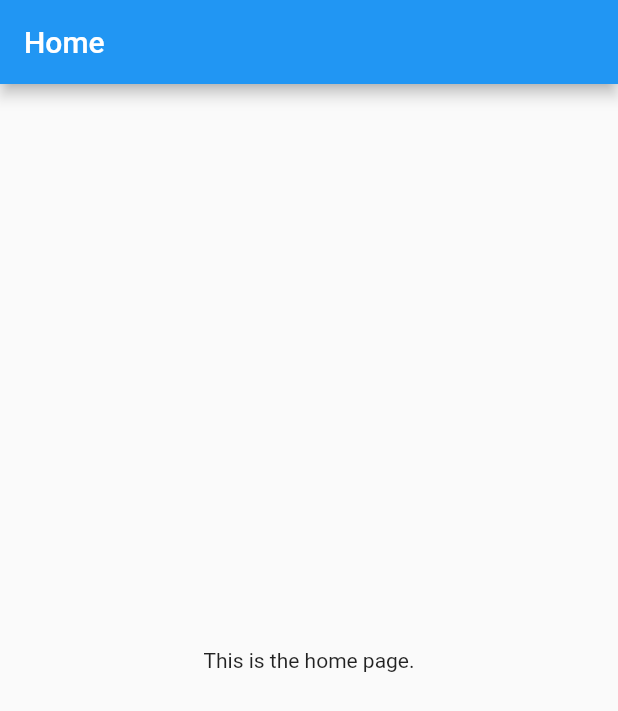
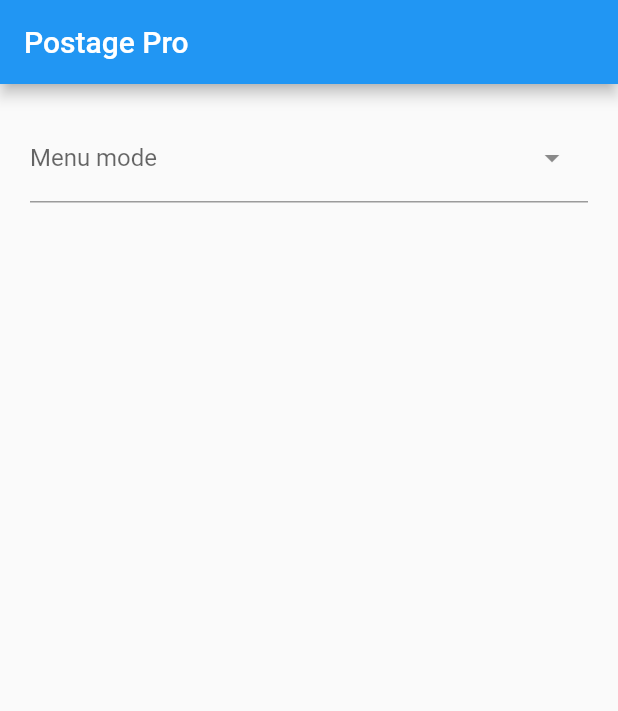
Before and after one commit to kevinalexa20/postagefee, a Flutter app: the screen it shows after launch, on a phone screen of 412 x 824 dp. Shown: the top 711 px of the screen. Run offline on Flutter 3.47's test engine with Material 2 defaults, Android fonts, the phone set to English and light mode, and no system bars; drawn by our look-alikes of dropdown_search; our stand-ins replace auto_route, bloc, go_router.

Commit message:
change folder structure

```diff
--- a/lib/core/features/home/presentation/home_page.dart
+++ /dev/null
@@ -1,15 +0,0 @@
-import 'package:flutter/material.dart';
-
-class HomePage extends StatelessWidget {
-  @override
-  Widget build(BuildContext context) {
-    return Scaffold(
-      appBar: AppBar(
-        title: Text('Home'),
-      ),
-      body: Center(
-        child: Text('This is the home page.'),
-      ),
-    );
-  }
-}
--- a/lib/routes/routes.dart
+++ b/lib/core/resources/routes.dart
@@ -1,5 +1,5 @@
 import 'package:go_router/go_router.dart';
-import 'package:postagecheck/core/features/home/presentation/home_page.dart';
+import 'package:postagecheck/home/presentation/view/home_page.dart';
 
 final appRouter = GoRouter(
   routes: [
--- /dev/null
+++ b/lib/home/presentation/view/home_page.dart
@@ -0,0 +1,36 @@
+import 'package:dropdown_search/dropdown_search.dart';
+import 'package:flutter/material.dart';
+
+class HomePage extends StatelessWidget {
+  @override
+  Widget build(BuildContext context) {
+    return Scaffold(
+        appBar: AppBar(
+          title: const Text('Postage Pro'),
+        ),
+        body: ListView(
+          padding: const EdgeInsets.all(20),
+          children: [
+            DropdownSearch<String>(
+              popupProps: PopupProps.menu(
+                showSelectedItems: true,
+                disabledItemFn: (String s) => s.startsWith('I'),
+              ),
+              clearButtonProps: const ClearButtonProps(
+                isVisible: true,
+              ),
+
+              items: const ["Brazil", "Italia (Disabled)", "Tunisia", 'Canada'],
+              dropdownDecoratorProps: const DropDownDecoratorProps(
+                dropdownSearchDecoration: InputDecoration(
+                  labelText: "Menu mode",
+                  hintText: "Select Province ...",
+                ),
+              ),
+              onChanged: print,
+              // selectedItem: "Brazil",
+            )
+          ],
+        ));
+  }
+}
--- a/lib/main.dart
+++ b/lib/main.dart
@@ -1,5 +1,5 @@
 import 'package:flutter/material.dart';
-import 'package:postagecheck/routes/routes.dart';
+import 'package:postagecheck/core/resources/routes.dart';
 
 void main() {
   runApp(MyApp());
--- a/pubspec.yaml
+++ b/pubspec.yaml
@@ -40,6 +40,7 @@
   dio: ^5.2.1+1
   bloc: ^8.1.2
   go_router: ^9.0.3
+  dropdown_search: ^5.0.6
 
 
 
```
Also changed, not shown: lib/auth/presentation/login_page/login_page.dart (renamed from lib/core/features/auth/presentation/login_page/login_page.dart), lib/core/resources/colors.dart (added), lib/core/resources/themes.dart (added), lib/home/data/models/city_model.dart (renamed from lib/models/city_model.dart), lib/home/data/models/cost_model.dart (renamed from lib/models/cost_model.dart), lib/home/data/models/province_model.dart (renamed from lib/models/province_model.dart), lib/home/presentation/controller/home_page_bloc.dart (renamed from lib/core/features/home/presentation/bloc/home_page_bloc.dart), lib/home/presentation/controller/home_page_event.dart (renamed from lib/core/features/home/presentation/bloc/home_page_event.dart), lib/home/presentation/controller/home_page_state.dart (renamed from lib/core/features/home/presentation/bloc/home_page_state.dart), pubspec.lock.
